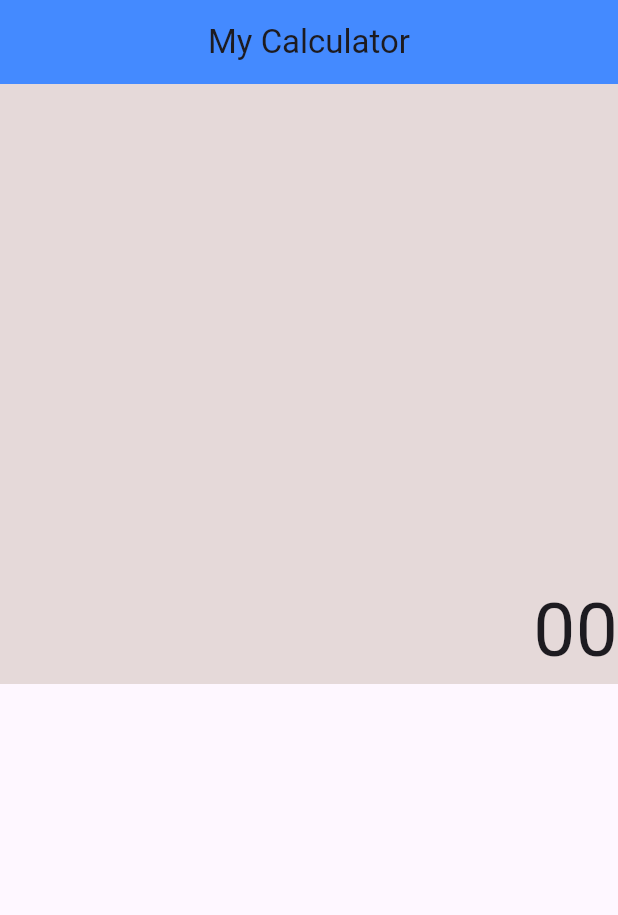
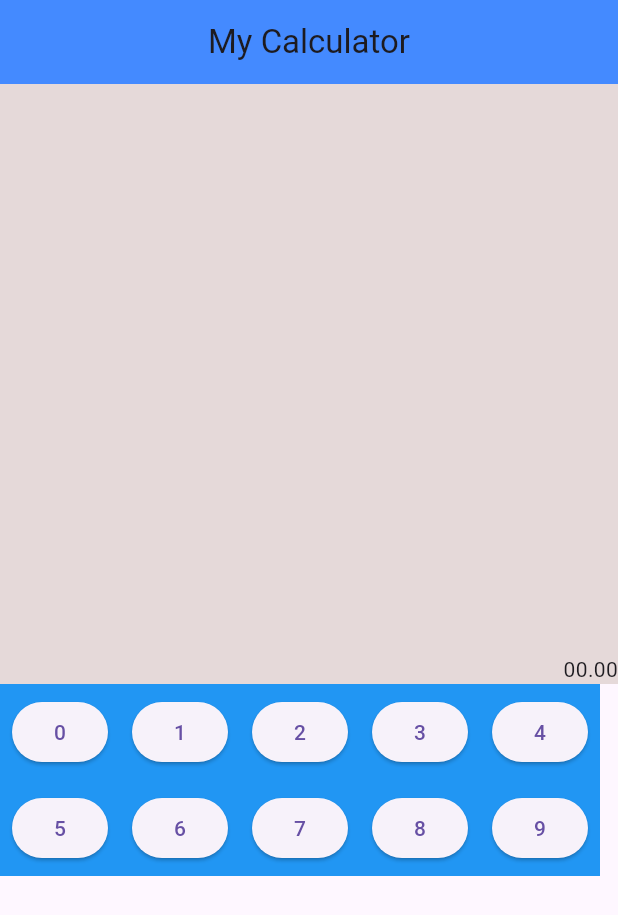
Before and after one commit to laizamsuzy009-coder/kencalculator, a Flutter app: the screen it shows after launch, on a phone screen of 412 x 824 dp. Shown: the top 915 px of the screen. Run offline on Flutter 3.47's test engine with Material 3 defaults, Android fonts, the phone set to English and light mode, and no system bars.

Commit message:
add buttons

```diff
--- /dev/null
+++ b/lib/buttons.dart
@@ -0,0 +1,21 @@
+import 'package:flutter/material.dart';
+
+
+class Buttons extends StatelessWidget {
+  const Buttons({super.key, required this.textname1});
+
+   final String textname1;
+
+
+  @override
+  Widget build(BuildContext context) {
+    return Container(
+      padding: const EdgeInsets.all(8),
+      color: Colors.blue,
+      alignment: Alignment.bottomRight,
+       child: ElevatedButton(onPressed: () {}, child: Text (textname1)),
+
+
+    );
+  }
+}
--- a/lib/main.dart
+++ b/lib/main.dart
@@ -1,5 +1,6 @@
 import 'package:flutter/material.dart';
-
+import 'package:ken/buttons.dart';
+import 'package:ken/buttons_all.dart';
 
 void main() {
   runApp(const MyApp());
@@ -15,14 +16,40 @@ class MyApp extends StatelessWidget {
           backgroundColor: Colors.blueAccent,
           title: const Center( child: Text ("My Calculator")),
         ),
-        body: Container(
-         width: 500,
-         height: 400,
-         decoration: BoxDecoration(color: const Color.fromARGB(255, 229, 217, 217)),
-         alignment: Alignment.bottomRight,
-         child: const Text("00",
-         style: TextStyle(fontSize: 50),
-          ),
+        body: Column(
+          children: [
+            Container(
+             width: 500,
+             height: 400,
+             decoration: BoxDecoration(color: const Color.fromARGB(255, 229, 217, 217)),
+             alignment: Alignment.bottomRight,
+             child: Text ("00.00"),
+            ),
+            Row(
+              children: [
+                Buttons(textname1: "0"),
+                Buttons(textname1: "1"),
+                Buttons(textname1: "2"),
+                Buttons(textname1: "3"),
+                Buttons(textname1: "4"),
+
+              ],
+            ),
+            Row(
+              children: [
+                Buttons(textname1: "5"),
+                Buttons(textname1: "6"),
+                Buttons(textname1: "7"),
+                Buttons(textname1: "8"),
+                Buttons(textname1: "9"),
+
+              ],
+            ),
+            // ButtonsAll(textname1: "1", textname2: "5", textname3: "9", textname4: "/"),
+            // ButtonsAll(textname1: "2", textname2: "6", textname3: "+", textname4: "Clear"),
+            // ButtonsAll(textname1: "3", textname2: "7", textname3: "-", textname4: "backspace"),
+
+          ],
         ),
       ),
     );
```
Also changed, not shown: lib/buttons_all.dart (+13 -4 lines).
